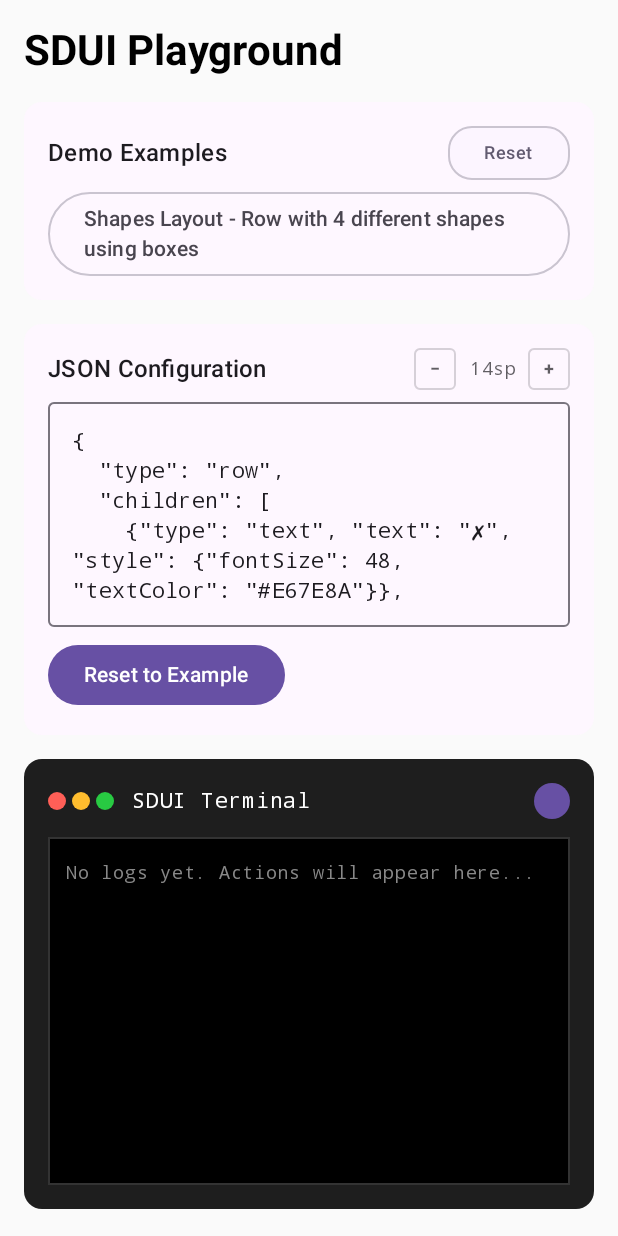
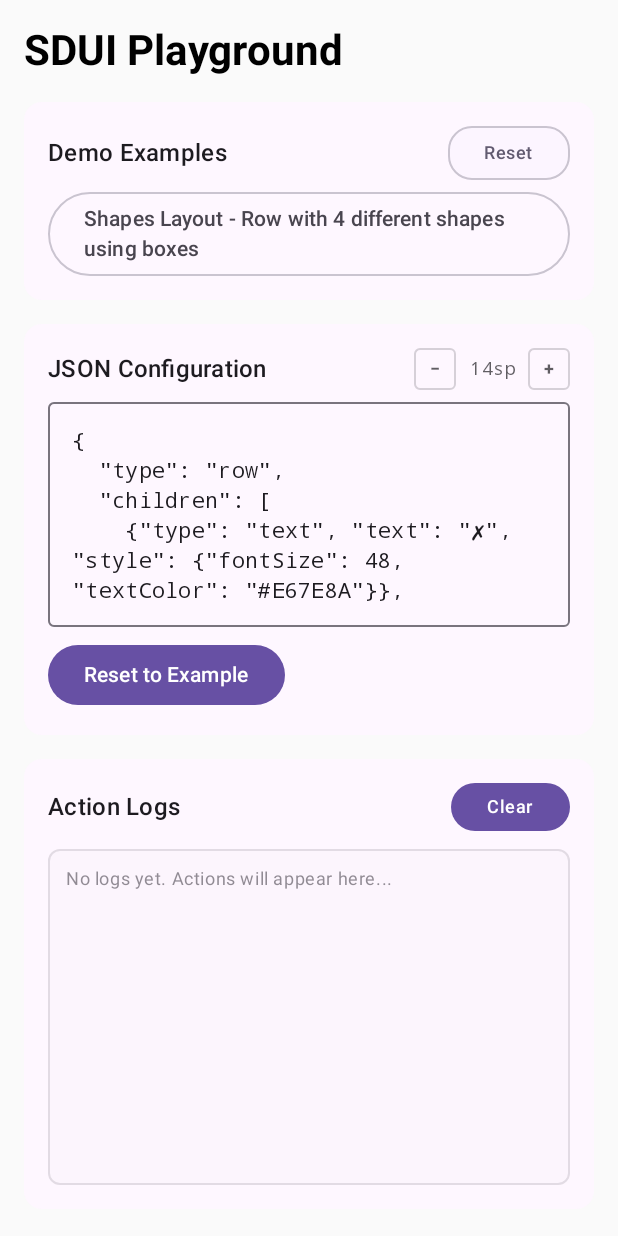
Before and after one commit to AmniX/SDUI.kt, an Android app built with Jetpack Compose: the screen it shows after launch (MainActivity), after a tap on "Clear", on a phone screen of 412 x 824 dp. Run offline under Robolectric (Android 15) with nearby library versions, the phone set to English and light mode, and no system bars; our stand-ins replace Compose Multiplatform resources.

Commit message:
Redesign logs viewer with minimal theme matching playground UI
- Replace terminal-style design with clean, minimal Material Design 3 theme
- Use playground's color scheme (surface, surfaceContainer, outline) for consistency
- Remove terminal dots and monospace fonts for cleaner appearance
- Change title from 'SDUI Terminal' to 'Action Logs' for clarity
- Use Material Design typography and spacing for better integration
- Maintain color-coded messages but use theme colors instead of hardcoded values
- Better visual hierarchy with proper Material Design components

```diff
--- a/composeApp/src/commonMain/kotlin/com/amnix/sdui/components/TerminalLogWindow.kt
+++ b/composeApp/src/commonMain/kotlin/com/amnix/sdui/components/TerminalLogWindow.kt
@@ -10,7 +10,6 @@ import androidx.compose.foundation.layout.Spacer
 import androidx.compose.foundation.layout.fillMaxWidth
 import androidx.compose.foundation.layout.height
 import androidx.compose.foundation.layout.padding
-import androidx.compose.foundation.layout.size
 import androidx.compose.foundation.layout.width
 import androidx.compose.foundation.lazy.LazyColumn
 import androidx.compose.foundation.lazy.items
@@ -22,13 +21,12 @@ import androidx.compose.runtime.Composable
 import androidx.compose.ui.Alignment
 import androidx.compose.ui.Modifier
 import androidx.compose.ui.graphics.Color
-import androidx.compose.ui.text.font.FontFamily
 import androidx.compose.ui.text.font.FontWeight
 import androidx.compose.ui.unit.dp
 import androidx.compose.ui.unit.sp
 
 /**
- * Terminal-style log window for displaying action messages and logs
+ * Minimal logs viewer that matches the playground UI design
  */
 @Composable
 fun TerminalLogWindow(
@@ -40,7 +38,7 @@ fun TerminalLogWindow(
         modifier = modifier
             .fillMaxWidth()
             .height(300.dp),
-        color = Color(0xFF1E1E1E),
+        color = MaterialTheme.colorScheme.surface,
         shape = MaterialTheme.shapes.medium
     ) {
         Column(
@@ -48,83 +46,60 @@ fun TerminalLogWindow(
                 .fillMaxWidth()
                 .padding(16.dp)
         ) {
-            // Terminal Header
+            // Header with title and clear button
             Row(
                 modifier = Modifier.fillMaxWidth(),
                 horizontalArrangement = Arrangement.SpaceBetween,
                 verticalAlignment = Alignment.CenterVertically
             ) {
-                Row(
-                    verticalAlignment = Alignment.CenterVertically
-                ) {
-                    // Terminal dots
-                    Row(
-                        horizontalArrangement = Arrangement.spacedBy(4.dp)
-                    ) {
-                        Box(
-                            modifier = Modifier
-                                .width(12.dp)
-                                .height(12.dp)
-                                .background(Color(0xFFFF5F57), shape = MaterialTheme.shapes.small)
-                        )
-                        Box(
-                            modifier = Modifier
-                                .width(12.dp)
-                                .height(12.dp)
-                                .background(Color(0xFFFFBD2E), shape = MaterialTheme.shapes.small)
-                        )
-                        Box(
-                            modifier = Modifier
-                                .width(12.dp)
-                                .height(12.dp)
-                                .background(Color(0xFF28CA42), shape = MaterialTheme.shapes.small)
-                        )
-                    }
-                    Spacer(modifier = Modifier.width(12.dp))
-                    Text(
-                        text = "SDUI Terminal",
-                        color = Color.White,
-                        fontSize = 14.sp,
-                        fontWeight = FontWeight.Medium,
-                        fontFamily = FontFamily.Monospace
-                    )
-                }
+                Text(
+                    text = "Action Logs",
+                    style = MaterialTheme.typography.titleMedium,
+                    fontWeight = FontWeight.Medium,
+                    color = MaterialTheme.colorScheme.onSurface
+                )
 
                 Button(
                     onClick = onClearLogs,
-                    modifier = Modifier.size(24.dp)
+                    modifier = Modifier.height(32.dp)
                 ) {
                     Text(
                         text = "Clear",
-                        color = Color(0xFFCCCCCC),
-                        fontSize = 12.sp,
-                        fontFamily = FontFamily.Monospace
+                        style = MaterialTheme.typography.bodySmall,
+                        fontWeight = FontWeight.Medium
                     )
                 }
             }
 
             Spacer(modifier = Modifier.height(12.dp))
 
-            // Terminal Content
+            // Logs content area
             Box(
                 modifier = Modifier
                     .fillMaxWidth()
                     .weight(1f)
-                    .background(Color(0xFF000000))
-                    .border(1.dp, Color(0xFF333333))
+                    .background(
+                        MaterialTheme.colorScheme.surfaceContainer.copy(alpha = 0.3f),
+                        shape = MaterialTheme.shapes.small
+                    )
+                    .border(
+                        1.dp,
+                        MaterialTheme.colorScheme.outline.copy(alpha = 0.2f),
+                        shape = MaterialTheme.shapes.small
+                    )
                     .padding(12.dp)
             ) {
                 if (logs.isEmpty()) {
                     Text(
                         text = "No logs yet. Actions will appear here...",
-                        color = Color(0xFF888888),
+                        color = MaterialTheme.colorScheme.onSurfaceVariant.copy(alpha = 0.6f),
                         fontSize = 12.sp,
-                        fontFamily = FontFamily.Monospace
+                        style = MaterialTheme.typography.bodySmall
                     )
                 } else {
                     LazyColumn(
                         reverseLayout = true,
-                        verticalArrangement = Arrangement.spacedBy(4.dp)
+                        verticalArrangement = Arrangement.spacedBy(6.dp)
                     ) {
                         items(logs.reversed()) { logEntry ->
                             LogEntryRow(logEntry = logEntry)
@@ -142,19 +117,29 @@ private fun LogEntryRow(logEntry: LogEntry) {
         modifier = Modifier.fillMaxWidth(),
         verticalAlignment = Alignment.Top
     ) {
+        // Timestamp
         Text(
             text = logEntry.timestamp,
-            color = Color(0xFF888888),
+            color = MaterialTheme.colorScheme.onSurfaceVariant.copy(alpha = 0.6f),
             fontSize = 10.sp,
-            fontFamily = FontFamily.Monospace,
-            modifier = Modifier.width(80.dp)
+            style = MaterialTheme.typography.bodySmall,
+            modifier = Modifier.width(70.dp)
         )
+
         Spacer(modifier = Modifier.width(8.dp))
+
+        // Message with appropriate color
         Text(
             text = logEntry.message,
-            color = logEntry.color,
+            color = when (logEntry.type) {
+                LogType.SUCCESS -> MaterialTheme.colorScheme.primary
+                LogType.WARNING -> Color(0xFFFF9800)
+                LogType.ERROR -> MaterialTheme.colorScheme.error
+                LogType.ACTION -> MaterialTheme.colorScheme.secondary
+                LogType.INFO -> MaterialTheme.colorScheme.onSurface
+            },
             fontSize = 12.sp,
-            fontFamily = FontFamily.Monospace,
+            style = MaterialTheme.typography.bodySmall,
             modifier = Modifier.weight(1f)
         )
     }
```
